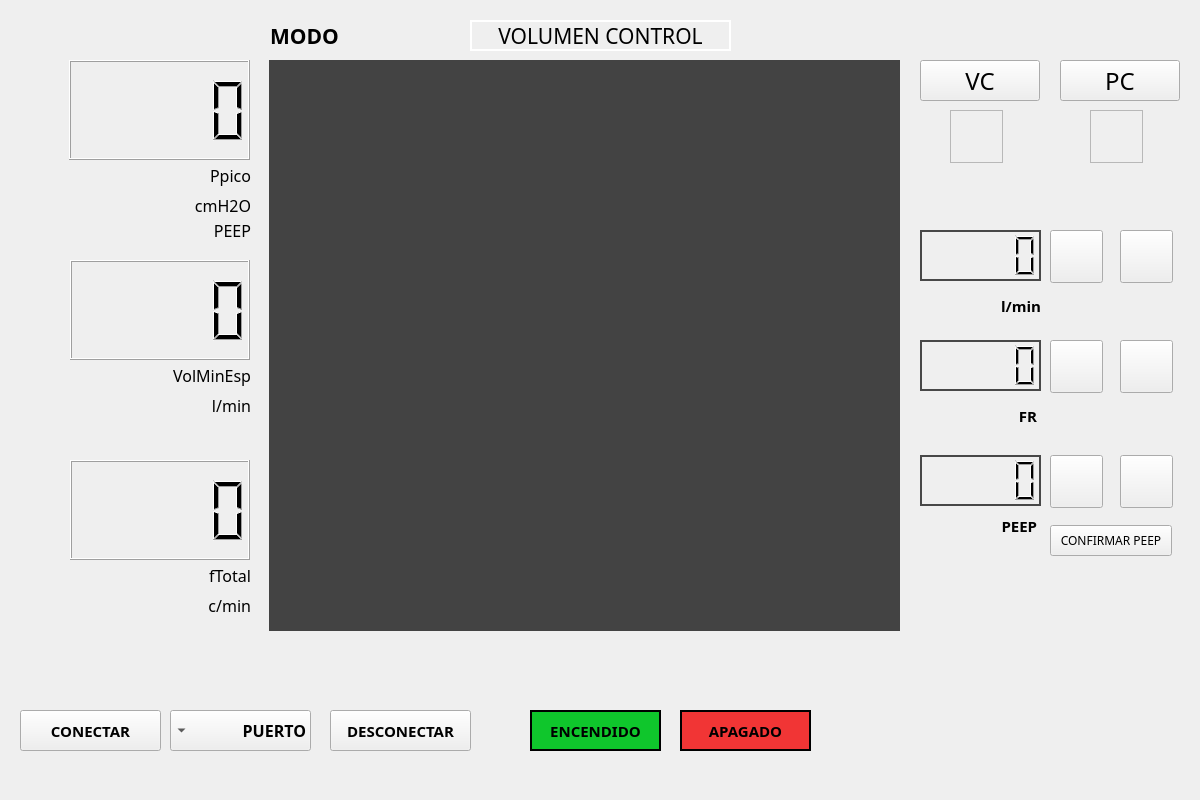
First picture: the form in diseño_gui.ui, repository 1PYTHON1/Interfaz_Grafica_Ventilador_Mecanico_PyQt5, before the edit.
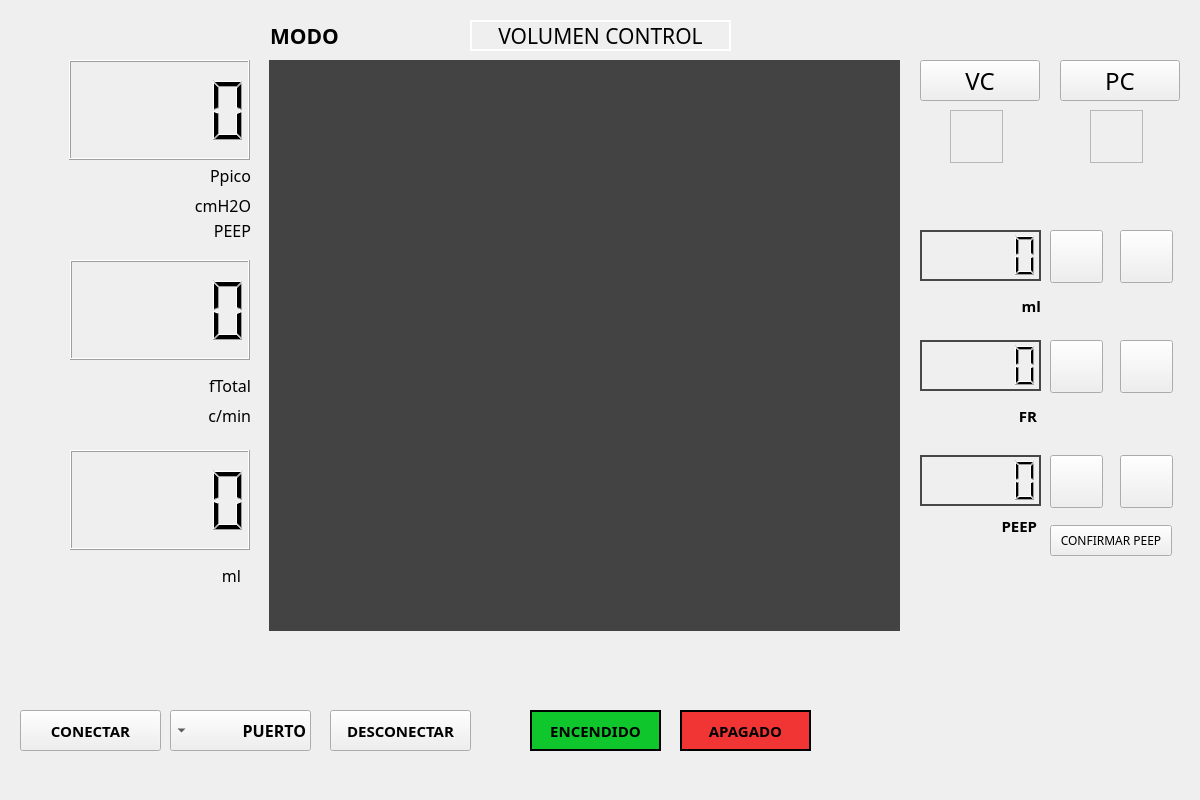
Second picture: the form after the edit. Icons and pictures are not drawn.

Commit message:
Se acoplan las dos señales en la interfaz
Se implementa las 3 matrices de datos para arduino, se cambio el uno por  el mega , se agrega señales de referencia para el auto escalado

Diff of the .ui file:
```diff
--- a/diseño_gui.ui
+++ b/diseño_gui.ui
@@ -171,7 +171,7 @@
     <property name="geometry">
      <rect>
       <x>70</x>
-      <y>460</y>
+      <y>450</y>
       <width>180</width>
       <height>100</height>
      </rect>
@@ -219,53 +219,32 @@
      <set>Qt::AlignRight|Qt::AlignTrailing|Qt::AlignVCenter</set>
     </property>
    </widget>
-   <widget class="QLabel" name="label_3">
-    <property name="geometry">
-     <rect>
-      <x>180</x>
-      <y>390</y>
-      <width>71</width>
-      <height>31</height>
-     </rect>
-    </property>
-    <property name="font">
-     <font>
-      <pointsize>12</pointsize>
-     </font>
-    </property>
-    <property name="text">
-     <string>l/min</string>
-    </property>
-    <property name="alignment">
-     <set>Qt::AlignRight|Qt::AlignTrailing|Qt::AlignVCenter</set>
-    </property>
-   </widget>
    <widget class="QLabel" name="label_4">
     <property name="geometry">
      <rect>
-      <x>150</x>
-      <y>360</y>
-      <width>101</width>
-      <height>31</height>
-     </rect>
-    </property>
-    <property name="font">
-     <font>
-      <pointsize>12</pointsize>
-     </font>
-    </property>
-    <property name="text">
-     <string>VolMinEsp</string>
-    </property>
-    <property name="alignment">
-     <set>Qt::AlignRight|Qt::AlignTrailing|Qt::AlignVCenter</set>
-    </property>
-   </widget>
-   <widget class="QLabel" name="label_5">
-    <property name="geometry">
-     <rect>
-      <x>180</x>
+      <x>140</x>
       <y>560</y>
+      <width>101</width>
+      <height>31</height>
+     </rect>
+    </property>
+    <property name="font">
+     <font>
+      <pointsize>12</pointsize>
+     </font>
+    </property>
+    <property name="text">
+     <string>ml</string>
+    </property>
+    <property name="alignment">
+     <set>Qt::AlignRight|Qt::AlignTrailing|Qt::AlignVCenter</set>
+    </property>
+   </widget>
+   <widget class="QLabel" name="label_5">
+    <property name="geometry">
+     <rect>
+      <x>180</x>
+      <y>370</y>
       <width>71</width>
       <height>31</height>
      </rect>
@@ -286,7 +265,7 @@
     <property name="geometry">
      <rect>
       <x>190</x>
-      <y>590</y>
+      <y>400</y>
       <width>61</width>
       <height>31</height>
      </rect>
@@ -713,7 +692,7 @@
      </font>
     </property>
     <property name="text">
-     <string>l/min</string>
+     <string>ml</string>
     </property>
     <property name="alignment">
      <set>Qt::AlignRight|Qt::AlignTrailing|Qt::AlignVCenter</set>
```
The commit also changes 5 other files.
